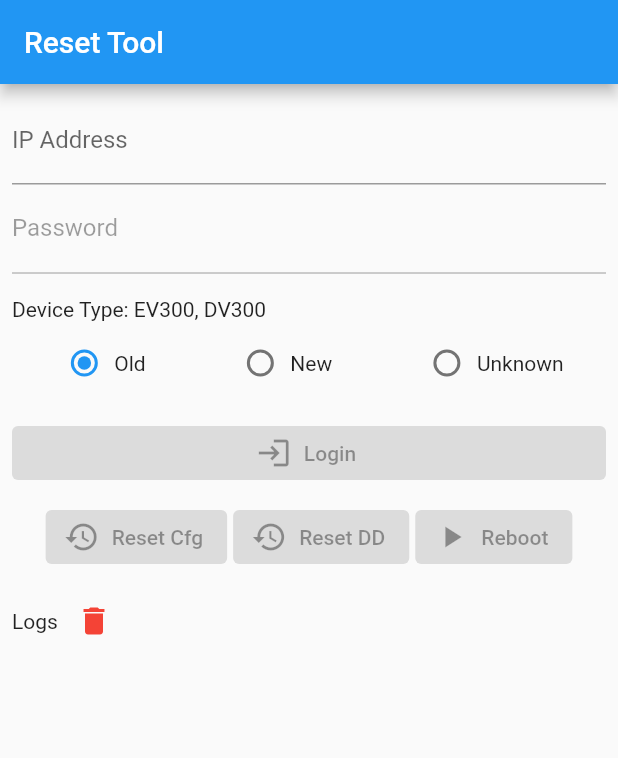
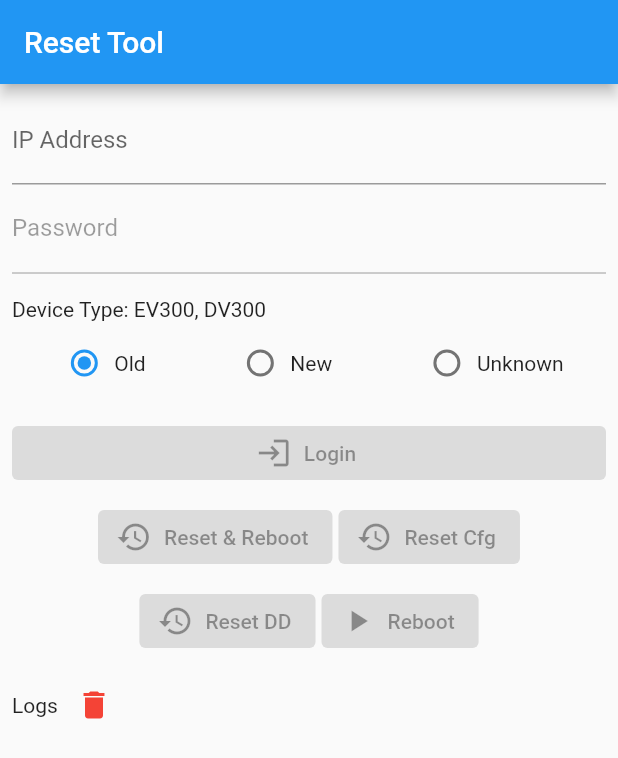
Before and after one commit to benny856694/reset, a Flutter app: the screen it shows after launch, on a phone screen of 412 x 824 dp. Shown: the top 758 px of the screen. Run offline on Flutter 3.47's test engine with Material 2 defaults, Android fonts, the phone set to English and light mode, and no system bars; our stand-ins replace flutter_hooks, hooks_riverpod, i18n_extension; missing offline and left inert: telnet, window_manager.

Commit message:
增加重置并重启命令

```diff
--- a/lib/main.dart
+++ b/lib/main.dart
@@ -276,9 +276,20 @@ class MyHomePage extends HookConsumerWidget {
               ),
               Wrap(
                 spacing: 4.0,
-                runSpacing: 4.0,
+                runSpacing: 8.0,
                 alignment: WrapAlignment.center,
                 children: [
+                  ElevatedButton.icon(
+                    onPressed: loginState == LoginState.loggedIn
+                        ? () async {
+                            telnet.value?.writeline(resetCfgCmd(true));
+                            await Future.delayed(const Duration(seconds: 3));
+                            telnet.value?.writeline(rebootCmd);
+                          }
+                        : null,
+                    icon: const Icon(Icons.restore),
+                    label: Text(t.resetAndReboot.i18n),
+                  ),
                   ElevatedButton.icon(
                     onPressed: loginState == LoginState.loggedIn
                         ? () {
--- a/lib/main.i18n.dart
+++ b/lib/main.i18n.dart
@@ -16,6 +16,7 @@ const logout = "logout";
 const resetCfg = "resetCfg";
 const log = "log";
 const reboot = 'reboot';
+const resetAndReboot = "rest&reboot";
 const resetDingDing = 'resetCfgOfDingDing';
 
 extension Localization on String {
@@ -62,7 +63,11 @@ extension Localization on String {
     },
     resetCfg: {
       "en_us": "Reset Cfg",
-      "zh": "重置设置",
+      "zh": "重置",
+    },
+    resetAndReboot: {
+      "en_us": "Reset & Reboot",
+      "zh": "重置并重启",
     },
     log: {
       "en_us": "Logs",
```
